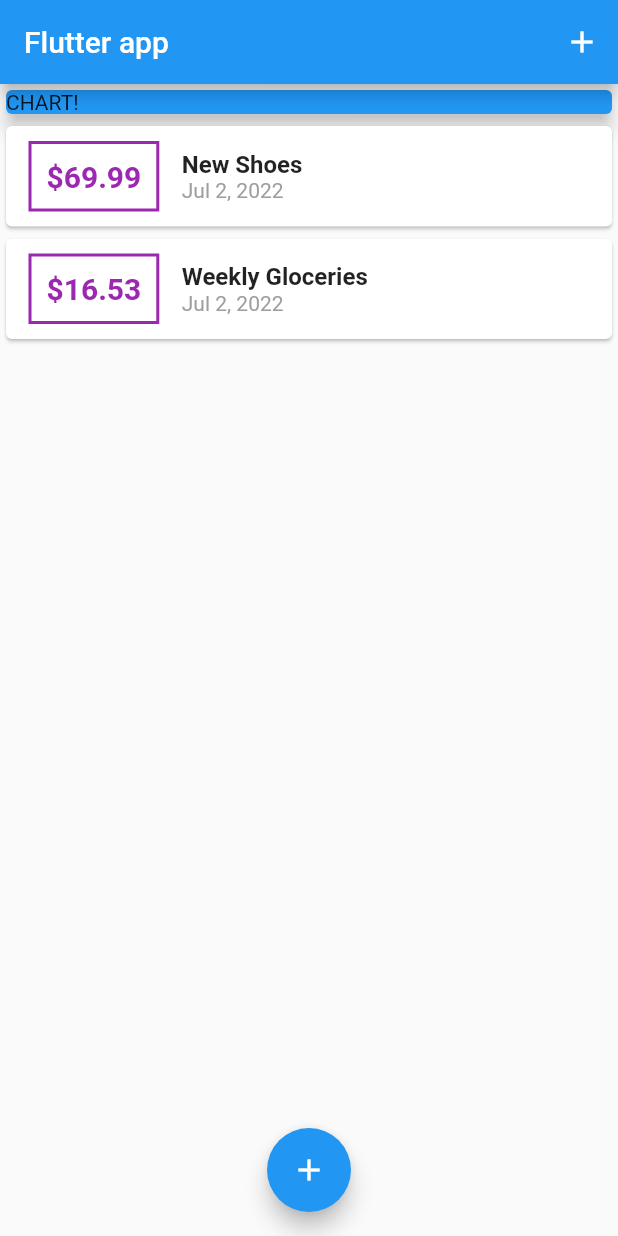
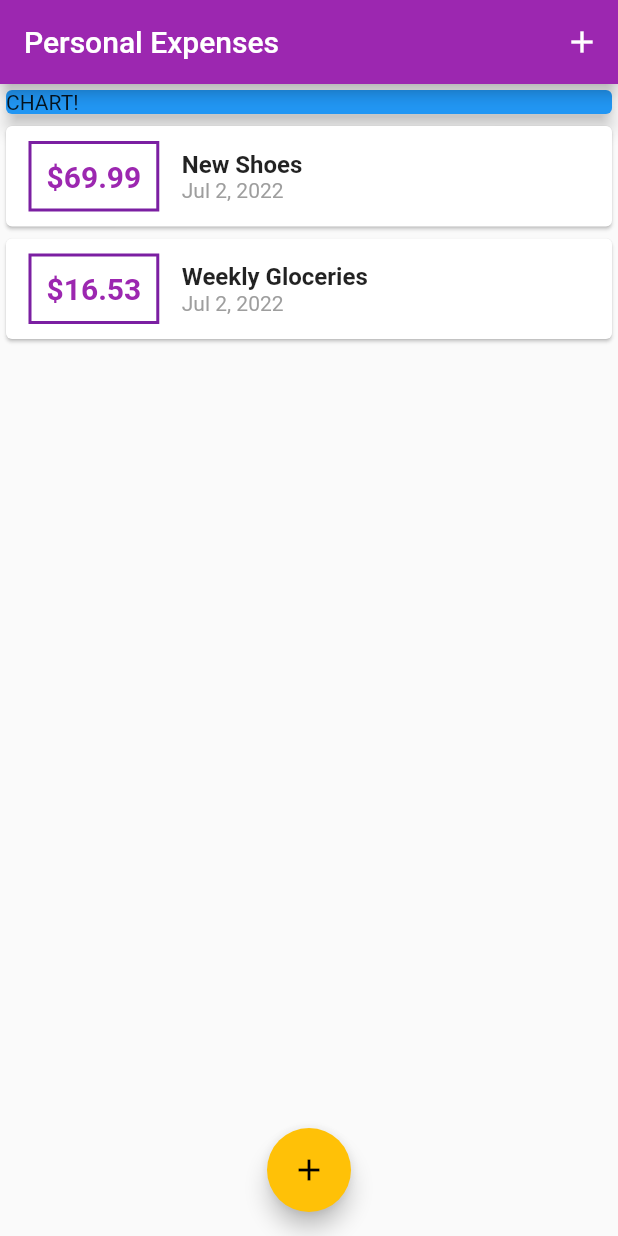
Before and after one commit to suad-mo/personal_expenses, a Flutter app: the screen it shows after launch, on a phone screen of 412 x 824 dp. Run offline on Flutter 3.47's test engine with Material 2 defaults, Android fonts, the phone set to English and light mode, and no system bars.

Commit message:
Configuring & Using Themes...

```diff
--- a/lib/main.dart
+++ b/lib/main.dart
@@ -13,7 +13,11 @@ class MyApp extends StatelessWidget {
   @override
   Widget build(BuildContext context) {
     return MaterialApp(
-      title: 'Flutter App',
+      title: 'Personal Expenses',
+      theme: ThemeData(
+        primarySwatch: Colors.purple,
+        accentColor: Colors.amber,
+      ),
       home: MyHomePage(),
     );
   }
@@ -72,7 +76,7 @@ class _MyHomePageState extends State<MyHomePage> {
   Widget build(BuildContext context) {
     return Scaffold(
       appBar: AppBar(
-        title: const Text('Flutter app'),
+        title: const Text('Personal Expenses'),
         actions: <Widget>[
           IconButton(
             onPressed: () => _startAddNewTransaction(context),
--- a/lib/widgets/transaction_list.dart
+++ b/lib/widgets/transaction_list.dart
@@ -25,17 +25,20 @@ class TransactionList extends StatelessWidget {
                   ),
                   decoration: BoxDecoration(
                       border: Border.all(
-                    color: Colors.purple,
+                    // color: Colors.purple,
+                    color: Theme.of(context).primaryColorDark,
                     width: 2,
                   )),
                   padding: const EdgeInsets.all(10),
                   child: Text(
                     // tx.amount.toString(),
                     '\$${transactions[index].amount.toStringAsFixed(2)}',
-                    style: const TextStyle(
-                        fontWeight: FontWeight.bold,
-                        fontSize: 20,
-                        color: Colors.purple),
+                    style: TextStyle(
+                      fontWeight: FontWeight.bold,
+                      fontSize: 20,
+                      // color: Colors.purple,
+                      color: Theme.of(context).primaryColor,
+                    ),
                   ),
                 ),
                 Column(
```
